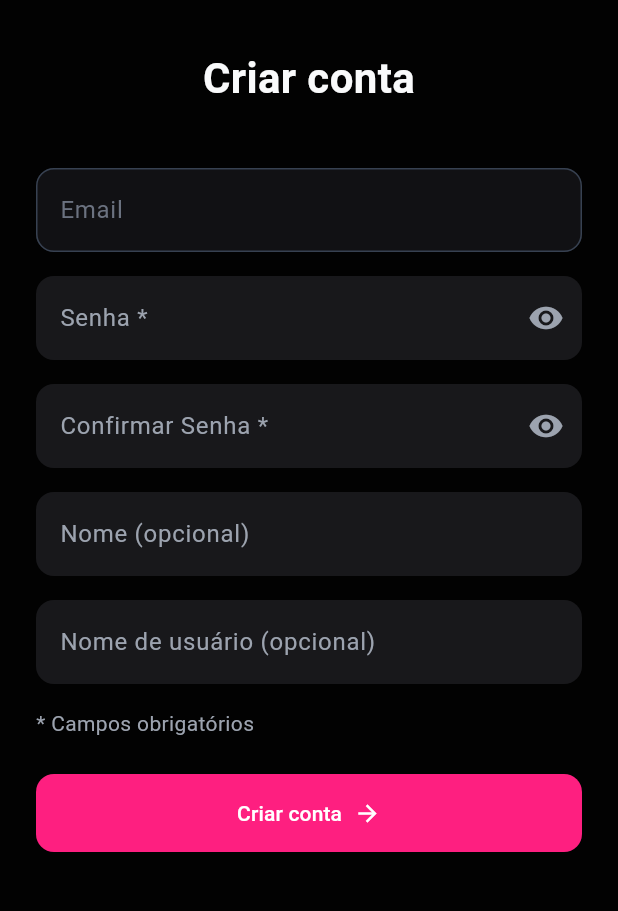
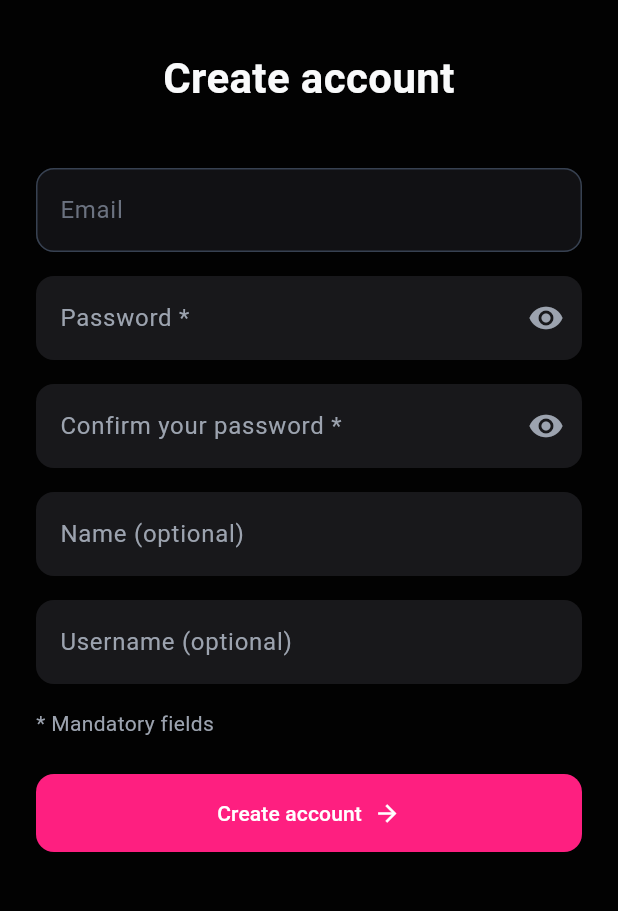
Before and after one commit to bruno1030/travelapp_frontend, a Flutter app: the CreateAccountScreen screen opened directly with empty values, on a phone screen of 412 x 824 dp, the part 288-1199 px from its top. Run offline on Flutter 3.47's test engine with Material 3 defaults, Android fonts, the phone set to English and light mode, and no system bars; our stand-ins replace firebase_auth, firebase_core, geolocator, image_picker, shared_preferences; accounts and stored records are empty; generated files the repository leaves out were written again; network calls fail.

Commit message:
apply internationalization for new fields

```diff
--- a/lib/l10n/app_de.arb
+++ b/lib/l10n/app_de.arb
@@ -18,12 +18,20 @@
   "or": "oder",
   "email": "E-Mail",
   "create_account": "Konto erstellen",
-  "password": "Passwort",
-  "confirm_your_password": "Bestätige dein Passwort",
+  "password_as_required": "Passwort *",
+  "confirm_your_password_as_required": "Bestätige dein Passwort *",
   "name_optional": "Name (optional)",
   "username_optional": "Benutzername (optional)",
   "name": "Name",
   "username": "Benutzername",
   "mandatory_fields": "* Pflichtfelder",
-  "forgot_your_password": "Passwort vergessen?"
+  "forgot_your_password": "Passwort vergessen?",
+  "login_button": "Anmelden",
+  "enter_password_prompt": "Bitte geben Sie Ihr Passwort ein",
+  "enter_password_label": "Geben Sie Ihr Passwort ein",
+  "password_label": "Passwort",
+  "user_info": "Benutzerinformationen",
+  "logout": "Abmelden",
+  "save": "Speichern",
+  "cancel": "Abbrechen"
 }
--- a/lib/l10n/app_en.arb
+++ b/lib/l10n/app_en.arb
@@ -18,12 +18,20 @@
   "or": "or",
   "email": "Email",
   "create_account": "Create account",
-  "password": "Password",
-  "confirm_your_password": "Confirm your password",
+  "password_as_required": "Password *",
+  "confirm_your_password_as_required": "Confirm your password *",
   "name_optional": "Name (optional)",
   "username_optional": "Username (optional)",
   "name": "Name",
   "username": "Username",
   "mandatory_fields": "* Mandatory fields",
-  "forgot_your_password": "Forgot your password?"
+  "forgot_your_password": "Forgot your password?",
+  "login_button": "Sign in",
+  "enter_password_prompt": "Please enter your password",
+  "enter_password_label": "Enter your password",
+  "password_label": "Password",
+  "user_info": "User info",
+  "logout": "Logout",
+  "save": "Save",
+  "cancel": "Cancel"
 }
--- a/lib/l10n/app_es.arb
+++ b/lib/l10n/app_es.arb
@@ -18,12 +18,20 @@
   "or": "o",
   "email": "Correo electrónico",
   "create_account": "Crear cuenta",
-  "password": "Contraseña",
-  "confirm_your_password": "Confirma tu contraseña",
+  "password_as_required": "Contraseña *",
+  "confirm_your_password_as_required": "Confirma tu contraseña *",
   "name_optional": "Nombre (opcional)",
   "username_optional": "Nombre de usuario (opcional)",
   "name": "Nombre",
   "username": "Nombre de usuario",
   "mandatory_fields": "* Campos obligatorios",
-  "forgot_your_password": "¿Olvidaste tu contraseña?"
+  "forgot_your_password": "¿Olvidaste tu contraseña?",
+  "login_button": "Iniciar sesión",
+  "enter_password_prompt": "Por favor, ingresa tu contraseña",
+  "enter_password_label": "Ingrese su contraseña",
+  "password_label": "Contraseña",
+  "user_info": "Información del usuario",
+  "logout": "Cerrar sesión",
+  "save": "Guardar",
+  "cancel": "Cancelar"
 }
--- a/lib/l10n/app_fr.arb
+++ b/lib/l10n/app_fr.arb
@@ -18,12 +18,20 @@
   "or": "ou",
   "email": "Email",
   "create_account": "Créer un compte",
-  "password": "Mot de passe",
-  "confirm_your_password": "Confirmez votre mot de passe",
+  "password_as_required": "Mot de passe *",
+  "confirm_your_password_as_required": "Confirmez votre mot de passe *",
   "name_optional": "Nom (optionnel)",
   "username_optional": "Nom d'utilisateur (optionnel)",
   "name": "Nom",
   "username": "Nom d'utilisateur",
   "mandatory_fields": "* Champs obligatoires",
-  "forgot_your_password": "Mot de passe oublié?"
+  "forgot_your_password": "Mot de passe oublié?",
+  "login_button": "Se connecter",
+  "enter_password_prompt": "Veuillez entrer votre mot de passe",
+  "enter_password_label": "Entrez votre mot de passe",
+  "password_label": "Mot de passe",
+  "user_info": "Informations utilisateur",
+  "logout": "Se déconnecter",
+  "save": "Enregistrer",
+  "cancel": "Annuler"
 }
--- a/lib/l10n/app_ja.arb
+++ b/lib/l10n/app_ja.arb
@@ -18,12 +18,20 @@
   "or": "または",
   "email": "メール",
   "create_account": "アカウント作成",
-  "password": "パスワード",
-  "confirm_your_password": "パスワードを確認",
+  "password_as_required": "パスワード *",
+  "confirm_your_password_as_required": "パスワードを確認 *",
   "name_optional": "名前（任意）",
   "username_optional": "ユーザー名（任意）",
   "name": "名前",
   "username": "ユーザー名",
   "mandatory_fields": "* 必須項目",
-  "forgot_your_password": "パスワードをお忘れですか？"
+  "forgot_your_password": "パスワードをお忘れですか？",
+  "login_button": "ログイン",
+  "enter_password_prompt": "パスワードを入力してください",
+  "enter_password_label": "パスワードを入力",
+  "password_label": "パスワード",
+  "user_info": "ユーザー情報",
+  "logout": "ログアウト",
+  "save": "保存",
+  "cancel": "キャンセル"
 }
--- a/lib/l10n/app_pt.arb
+++ b/lib/l10n/app_pt.arb
@@ -18,12 +18,20 @@
   "or": "ou",
   "email": "Email",
   "create_account": "Criar conta",
-  "password": "Senha",
-  "confirm_your_password": "Confirme sua senha",
+  "password_as_required": "Senha *",
+  "confirm_your_password_as_required": "Confirme sua senha *",
   "name_optional": "Nome (opcional)",
   "username_optional": "Usuário (opcional)",
   "name": "Nome",
   "username": "Usuário",
   "mandatory_fields": "* Campos obrigatórios",
-  "forgot_your_password": "Esqueceu sua senha?"
+  "forgot_your_password": "Esqueceu sua senha?",
+  "login_button": "Entrar",
+  "enter_password_prompt": "Por favor, digite sua senha",
+  "enter_password_label": "Digite sua senha",
+  "password_label": "Senha",
+  "user_info": "Informações do usuário",
+  "logout": "Sair",
+  "save": "Salvar",
+  "cancel": "Cancelar"
 }
--- a/lib/l10n/app_zh.arb
+++ b/lib/l10n/app_zh.arb
@@ -18,12 +18,20 @@
   "or": "或",
   "email": "电子邮件",
   "create_account": "创建账户",
-  "password": "密码",
-  "confirm_your_password": "确认密码",
+  "password_as_required": "密码 *",
+  "confirm_your_password_as_required": "确认密码 *",
   "name_optional": "姓名（可选）",
   "username_optional": "用户名（可选）",
   "name": "姓名",
   "username": "用户名",
   "mandatory_fields": "* 必填字段",
-  "forgot_your_password": "忘记密码？"
+  "forgot_your_password": "忘记密码？",
+  "login_button": "登录",
+  "enter_password_prompt": "请输入您的密码",
+  "enter_password_label": "输入密码",
+  "password_label": "密码",
+  "user_info": "用户信息",
+  "logout": "退出登录",
+  "save": "保存",
+  "cancel": "取消"
 }
--- a/lib/screens/create_account_screen.dart
+++ b/lib/screens/create_account_screen.dart
@@ -1,6 +1,7 @@
 import 'package:flutter/material.dart';
 import 'package:provider/provider.dart';
 import '../controllers/auth_controller.dart';
+import 'package:travelapp_frontend/generated/app_localizations.dart';
 
 class CreateAccountScreen extends StatefulWidget {
   final String email;
@@ -103,6 +104,14 @@ class _CreateAccountScreenState extends State<CreateAccountScreen> {
   Widget build(BuildContext context) {
     final auth = Provider.of<AuthController>(context);
 
+    String createAccount = AppLocalizations.of(context)?.create_account ?? 'Create account';
+    String emailString = AppLocalizations.of(context)?.email ?? 'Email';
+    String passString = AppLocalizations.of(context)?.password_as_required ?? 'Password *';
+    String passConfirmationString = AppLocalizations.of(context)?.confirm_your_password_as_required ?? 'Confirm your password *';
+    String nameOptionalString = AppLocalizations.of(context)?.name_optional ?? 'Name (optional)';
+    String usernameOptionalString = AppLocalizations.of(context)?.username_optional ?? 'Username (optional)';
+    String mandatoryFieldsString = AppLocalizations.of(context)?.mandatory_fields ?? '* Mandatory fields';
+
     return Scaffold(
       backgroundColor: const Color(0xFF020202),
       appBar: AppBar(
@@ -128,8 +137,8 @@ class _CreateAccountScreenState extends State<CreateAccountScreen> {
                 ),
               ),
               const SizedBox(height: 32),
-              const Text(
-                'Criar conta',
+              Text(
+                createAccount,
                 style: TextStyle(
                   fontSize: 28,
                   fontWeight: FontWeight.bold,
@@ -143,9 +152,9 @@ class _CreateAccountScreenState extends State<CreateAccountScreen> {
               TextField(
                 controller: TextEditingController(text: widget.email),
                 enabled: false,
-                style: const TextStyle(color: Color(0xFF9CA3AF)),
+                style: TextStyle(color: Color(0xFF9CA3AF)),
                 decoration: InputDecoration(
-                  labelText: 'Email',
+                  labelText: emailString,
                   labelStyle: const TextStyle(color: Color(0xFF6B7280)),
                   filled: true,
                   fillColor: const Color(0xFF111114),
@@ -172,9 +181,9 @@ class _CreateAccountScreenState extends State<CreateAccountScreen> {
               TextField(
                 controller: passwordController,
                 obscureText: _obscurePassword,
-                style: const TextStyle(color: Color(0xFFF9FAFB)),
+                style: TextStyle(color: Color(0xFFF9FAFB)),
                 decoration: InputDecoration(
-                  labelText: 'Senha *',
+                  labelText: passString,
                   labelStyle: const TextStyle(color: Color(0xFF9CA3AF)),
                   filled: true,
                   fillColor: const Color(0xFF18181B),
@@ -212,9 +221,9 @@ class _CreateAccountScreenState extends State<CreateAccountScreen> {
               TextField(
                 controller: confirmPasswordController,
                 obscureText: _obscureConfirmPassword,
-                style: const TextStyle(color: Color(0xFFF9FAFB)),
+                style: TextStyle(color: Color(0xFFF9FAFB)),
                 decoration: InputDecoration(
-                  labelText: 'Confirmar Senha *',
+                  labelText: passConfirmationString,
                   labelStyle: const TextStyle(color: Color(0xFF9CA3AF)),
                   filled: true,
                   fillColor: const Color(0xFF18181B),
@@ -251,9 +260,9 @@ class _CreateAccountScreenState extends State<CreateAccountScreen> {
               // Campo nome (opcional)
               TextField(
                 controller: nameController,
-                style: const TextStyle(color: Color(0xFFF9FAFB)),
+                style: TextStyle(color: Color(0xFFF9FAFB)),
                 decoration: InputDecoration(
-                  labelText: 'Nome (opcional)',
+                  labelText: nameOptionalString,
                   labelStyle: const TextStyle(color: Color(0xFF9CA3AF)),
                   filled: true,
                   fillColor: const Color(0xFF18181B),
@@ -279,9 +288,9 @@ class _CreateAccountScreenState extends State<CreateAccountScreen> {
               // Campo username (opcional)
               TextField(
                 controller: usernameController,
-                style: const TextStyle(color: Color(0xFFF9FAFB)),
+                style: TextStyle(color: Color(0xFFF9FAFB)),
                 decoration: InputDecoration(
-                  labelText: 'Nome de usuário (opcional)',
+                  labelText: usernameOptionalString,
                   labelStyle: const TextStyle(color: Color(0xFF9CA3AF)),
                   filled: true,
                   fillColor: const Color(0xFF18181B),
@@ -305,8 +314,8 @@ class _CreateAccountScreenState extends State<CreateAccountScreen> {
               const SizedBox(height: 16),
 
               // Texto de campos obrigatórios - MOVIDO PARA ANTES DO BOTÃO
-              const Text(
-                '* Campos obrigatórios',
+              Text(
+                mandatoryFieldsString,
                 style: TextStyle(
                   color: Color(0xFF9CA3AF),
                   fontSize: 14,
@@ -328,10 +337,10 @@ class _CreateAccountScreenState extends State<CreateAccountScreen> {
                 ),
                 child: _loading
                     ? const CircularProgressIndicator(color: Colors.white)
-                    : const Row(
+                    : Row(
                         mainAxisAlignment: MainAxisAlignment.center,
                         children: [
-                          Text('Criar conta'),
+                          Text(createAccount),
                           SizedBox(width: 8),
                           Icon(Icons.arrow_forward),
                         ],
```
Also changed, not shown: lib/screens/password_login_screen.dart (+20 -25 lines), lib/screens/profile_screen.dart (+25 -15 lines), lib/generated/app_localizations.dart, lib/generated/app_localizations_de.dart, lib/generated/app_localizations_en.dart, lib/generated/app_localizations_es.dart, lib/generated/app_localizations_fr.dart, lib/generated/app_localizations_ja.dart, lib/generated/app_localizations_pt.dart, lib/generated/app_localizations_zh.dart.
